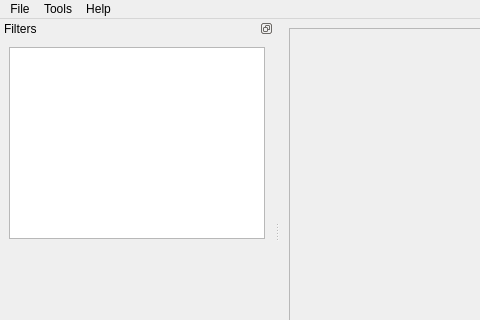
This is src/app/MainWindow.ui in abandoned-industries/scantailor-spectre as Qt 5 draws it before an edit; both pictures show x 0 to 480 and y 0 to 320 of the 783 by 464 pixel window. The edited form follows.
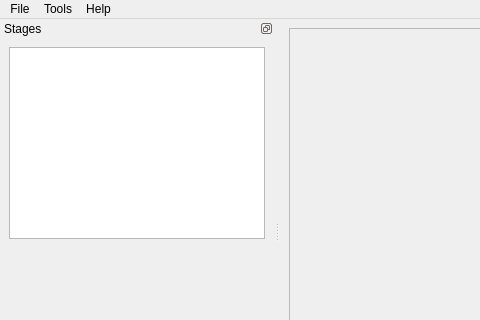
This is the edited form. Icons and pictures are not drawn. Custom widgets are drawn as their Qt base class.

Diff of the .ui file:
```diff
--- a/src/app/MainWindow.ui
+++ b/src/app/MainWindow.ui
@@ -1125,7 +1125,7 @@
     <set>Qt::LeftDockWidgetArea|Qt::RightDockWidgetArea</set>
    </property>
    <property name="windowTitle">
-    <string>Filters</string>
+    <string>Stages</string>
    </property>
    <attribute name="dockWidgetArea">
     <number>1</number>
```
Left out of the diff: 2 changed lines with no effect on the pictures.
